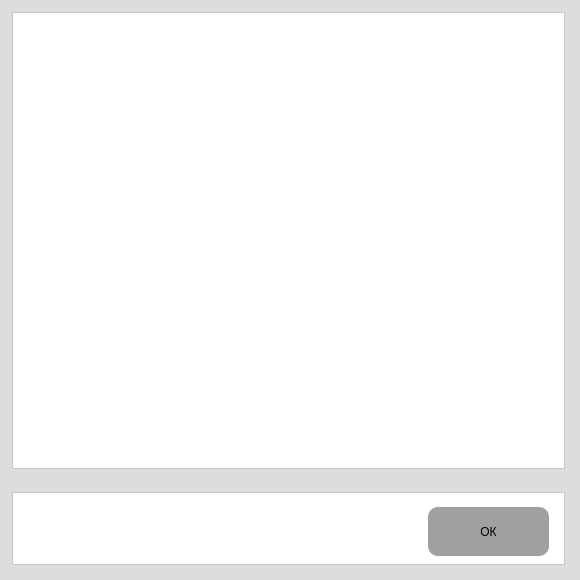
StatickTheOriginal/Name-1, file QT des/about.ui: the form before one commit.
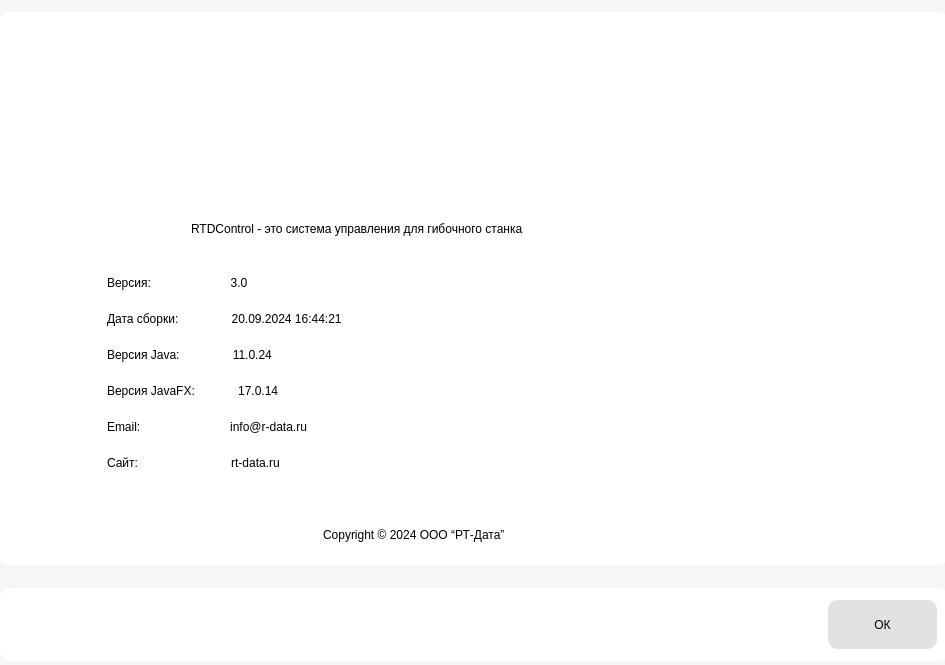
The form after the commit. Icons and pictures are not drawn.

```diff
--- a/QT des/about.ui
+++ b/QT des/about.ui
@@ -1,86 +1,218 @@
 <?xml version="1.0" encoding="UTF-8"?>
 <ui version="4.0">
- <class>AboutWindow</class>
- <widget class="QDialog" name="AboutWindow">
+ <class>MainAboutWindow</class>
+ <widget class="QMainWindow" name="MainAboutWindow">
   <property name="geometry">
    <rect>
     <x>0</x>
     <y>0</y>
-    <width>580</width>
-    <height>580</height>
+    <width>945</width>
+    <height>665</height>
    </rect>
   </property>
   <property name="windowTitle">
    <string>Dialog</string>
   </property>
   <property name="styleSheet">
-   <string notr="true">font: 14pt &quot;Calibri&quot;;
-background-color: rgb(221, 221, 221);
-</string>
+   <string notr="true">font: 12pt &quot;intel&quot;;
+background-color :#F6F6F6;</string>
   </property>
-  <widget class="QFrame" name="frame_fr_ok_btn">
-   <property name="geometry">
-    <rect>
-     <x>12</x>
-     <y>492</y>
-     <width>553</width>
-     <height>73</height>
-    </rect>
-   </property>
+  <widget class="QWidget" name="centralwidget">
    <property name="styleSheet">
-    <string notr="true">
-background-color: rgb(255, 255, 255);</string>
-   </property>
-   <property name="frameShape">
-    <enum>QFrame::StyledPanel</enum>
-   </property>
-   <property name="frameShadow">
-    <enum>QFrame::Raised</enum>
-   </property>
-   <widget class="QPushButton" name="pushButton_ok">
-    <property name="geometry">
-     <rect>
-      <x>416</x>
-      <y>15</y>
-      <width>121</width>
-      <height>49</height>
-     </rect>
-    </property>
-    <property name="styleSheet">
-     <string notr="true">
-QPushButton {
-	background-color: rgb(160, 160, 160);
+    <string notr="true">QPushButton {
+	background-color:#E2E2E2;
     border-radius: 10px;
     border: none;
 }
 
 QPushButton:hover {
-    background-color: rgb(200, 200, 200);
-}</string>
+    background-color: #D9D9D9;
+}
+
+QFrame{background-color: rgb(255, 255, 255);
+border-radius: 10px}
+</string>
+   </property>
+   <widget class="QFrame" name="frame_about">
+    <property name="geometry">
+     <rect>
+      <x>-1</x>
+      <y>12</y>
+      <width>949</width>
+      <height>553</height>
+     </rect>
     </property>
-    <property name="text">
-     <string>ОК</string>
+    <property name="styleSheet">
+     <string notr="true"/>
     </property>
+    <property name="frameShape">
+     <enum>QFrame::StyledPanel</enum>
+    </property>
+    <property name="frameShadow">
+     <enum>QFrame::Raised</enum>
+    </property>
+    <widget class="QLabel" name="label_logo">
+     <property name="geometry">
+      <rect>
+       <x>108</x>
+       <y>12</y>
+       <width>709</width>
+       <height>205</height>
+      </rect>
+     </property>
+     <property name="styleSheet">
+      <string notr="true"/>
+     </property>
+     <property name="text">
+      <string/>
+     </property>
+     <property name="pixmap">
+      <pixmap resource="about-rc.qrc">:/pic/icons/Property 1=Default.png</pixmap>
+     </property>
+    </widget>
+    <widget class="QLabel" name="label_2">
+     <property name="geometry">
+      <rect>
+       <x>192</x>
+       <y>204</y>
+       <width>553</width>
+       <height>25</height>
+      </rect>
+     </property>
+     <property name="styleSheet">
+      <string notr="true">color: rgb(0, 0, 0);</string>
+     </property>
+     <property name="text">
+      <string>RTDControl - это система управления для гибочного станка</string>
+     </property>
+    </widget>
+    <widget class="QLabel" name="label_3">
+     <property name="geometry">
+      <rect>
+       <x>108</x>
+       <y>252</y>
+       <width>253</width>
+       <height>37</height>
+      </rect>
+     </property>
+     <property name="text">
+      <string>Версия:                        3.0</string>
+     </property>
+    </widget>
+    <widget class="QLabel" name="label_4">
+     <property name="geometry">
+      <rect>
+       <x>108</x>
+       <y>288</y>
+       <width>409</width>
+       <height>37</height>
+      </rect>
+     </property>
+     <property name="text">
+      <string>Дата сборки:                20.09.2024 16:44:21</string>
+     </property>
+    </widget>
+    <widget class="QLabel" name="label_5">
+     <property name="geometry">
+      <rect>
+       <x>108</x>
+       <y>324</y>
+       <width>289</width>
+       <height>37</height>
+      </rect>
+     </property>
+     <property name="text">
+      <string>Версия Java:                11.0.24</string>
+     </property>
+    </widget>
+    <widget class="QLabel" name="label_6">
+     <property name="geometry">
+      <rect>
+       <x>108</x>
+       <y>360</y>
+       <width>289</width>
+       <height>37</height>
+      </rect>
+     </property>
+     <property name="text">
+      <string>Версия JavaFX:             17.0.14</string>
+     </property>
+    </widget>
+    <widget class="QLabel" name="label_7">
+     <property name="geometry">
+      <rect>
+       <x>108</x>
+       <y>396</y>
+       <width>445</width>
+       <height>37</height>
+      </rect>
+     </property>
+     <property name="text">
+      <string>Email:                           info@r-data.ru</string>
+     </property>
+    </widget>
+    <widget class="QLabel" name="label_8">
+     <property name="geometry">
+      <rect>
+       <x>108</x>
+       <y>432</y>
+       <width>313</width>
+       <height>37</height>
+      </rect>
+     </property>
+     <property name="text">
+      <string>Сайт:                            rt-data.ru</string>
+     </property>
+    </widget>
+    <widget class="QLabel" name="label_9">
+     <property name="geometry">
+      <rect>
+       <x>324</x>
+       <y>504</y>
+       <width>313</width>
+       <height>37</height>
+      </rect>
+     </property>
+     <property name="text">
+      <string>Copyright © 2024 ООО “РТ-Дата”</string>
+     </property>
+    </widget>
    </widget>
-  </widget>
-  <widget class="QFrame" name="frame_about_info">
-   <property name="geometry">
-    <rect>
-     <x>12</x>
-     <y>12</y>
-     <width>553</width>
-     <height>457</height>
-    </rect>
-   </property>
-   <property name="styleSheet">
-    <string notr="true">background-color: rgb(255, 255, 255);</string>
-   </property>
-   <property name="frameShape">
-    <enum>QFrame::StyledPanel</enum>
-   </property>
-   <property name="frameShadow">
-    <enum>QFrame::Raised</enum>
-   </property>
+   <widget class="QFrame" name="frame_ok">
+    <property name="geometry">
+     <rect>
+      <x>0</x>
+      <y>588</y>
+      <width>949</width>
+      <height>73</height>
+     </rect>
+    </property>
+    <property name="styleSheet">
+     <string notr="true"/>
+    </property>
+    <property name="frameShape">
+     <enum>QFrame::StyledPanel</enum>
+    </property>
+    <property name="frameShadow">
+     <enum>QFrame::Raised</enum>
+    </property>
+    <widget class="QPushButton" name="pushButton_ok">
+     <property name="geometry">
+      <rect>
+       <x>828</x>
+       <y>12</y>
+       <width>109</width>
+       <height>49</height>
+      </rect>
+     </property>
+     <property name="styleSheet">
+      <string notr="true">color: rgb(0, 0, 0)</string>
+     </property>
+     <property name="text">
+      <string>ОК</string>
+     </property>
+    </widget>
+   </widget>
   </widget>
  </widget>
  <resources/>
```
Left out of the diff: 6 changed lines with no effect on the pictures.
